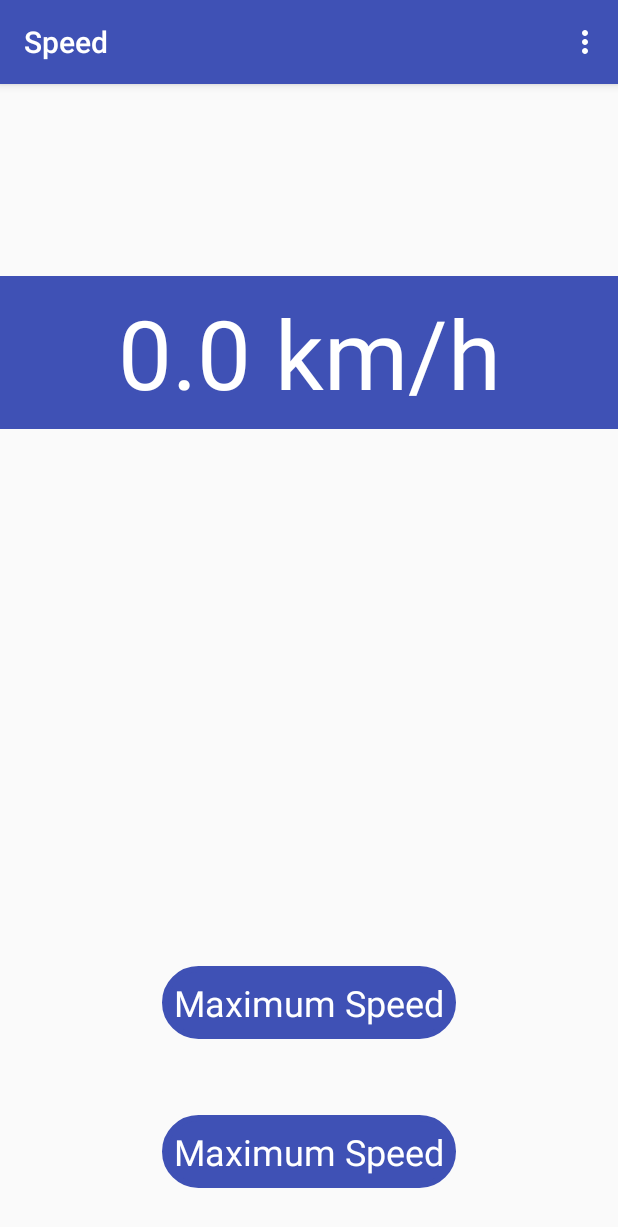
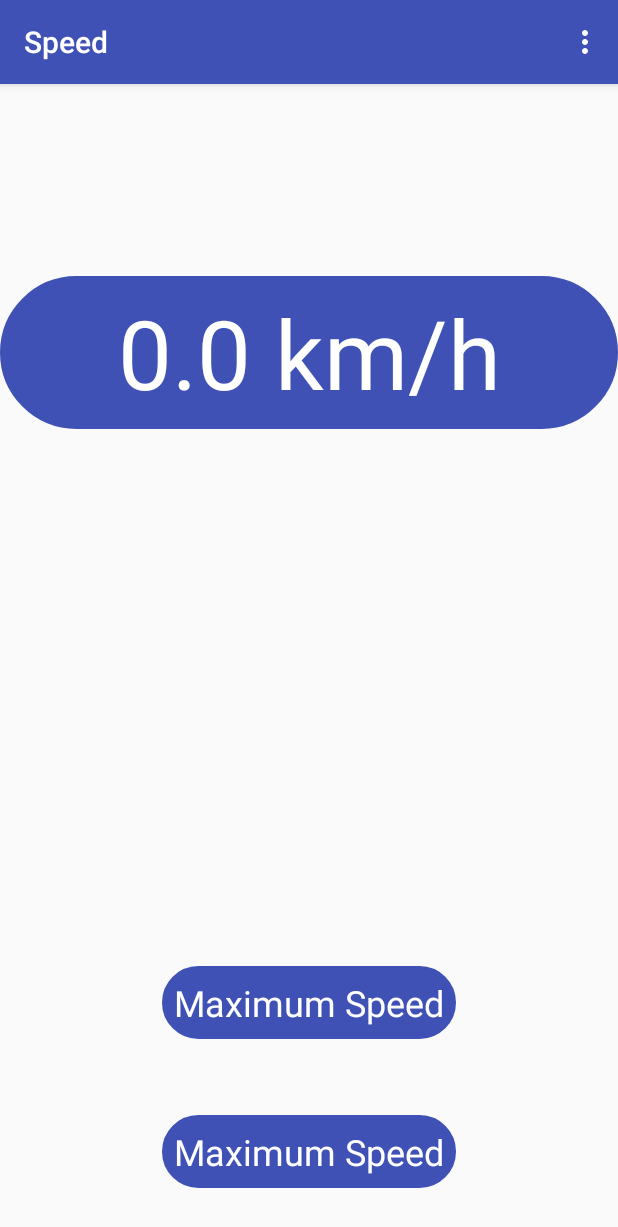
Before and after one commit to vonkratzmann/SpeedDisplay, an Android app: the screen it shows after launch (MainActivity), on a phone screen of 412 x 824 dp. Shown: the top 1227 px of the screen. Run offline under Robolectric (Android 15) with nearby library versions, the phone set to English and light mode, and no system bars.

Commit message:
Added rounded corners to speed textview

```diff
--- a/app/src/main/res/layout/content_main.xml
+++ b/app/src/main/res/layout/content_main.xml
@@ -15,6 +15,7 @@
         style="@style/LargeTextView"
         android:layout_width="0dp"
         android:layout_height="wrap_content"
+        android:background="@layout/rounded_border_tv"
         android:layout_marginTop="128dp"
         android:gravity="center"
         android:text="@string/speed"
```
